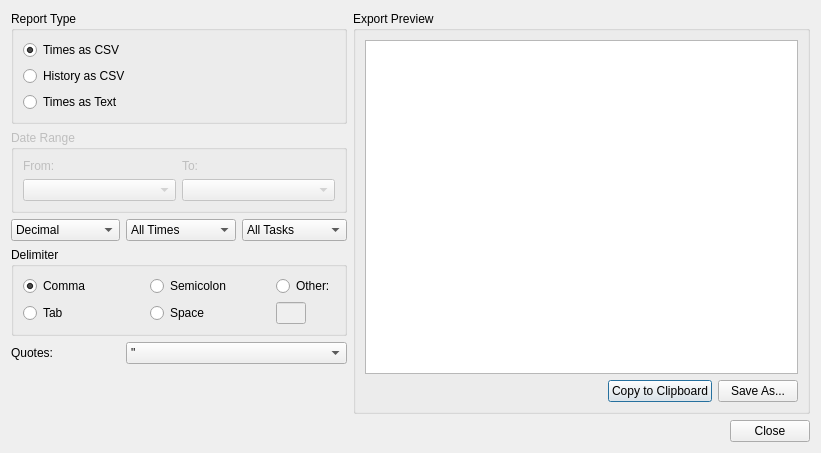
First picture: the form in src/dialogs/exportdialog.ui, repository KDE/ktimetracker, before the edit.
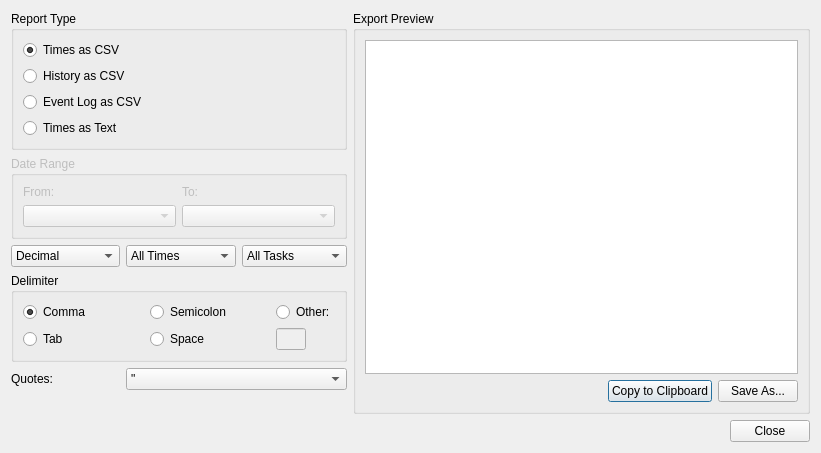
Second picture: the form after the edit. Icons and pictures are not drawn. Custom widgets are drawn as their Qt base class.

Patch:
```diff
--- a/src/dialogs/exportdialog.ui
+++ b/src/dialogs/exportdialog.ui
@@ -92,6 +92,13 @@
         </property>
        </widget>
       </item>
+      <item>
+       <widget class="QRadioButton" name="radioEventLogCsv">
+        <property name="text">
+         <string>Event Log as CSV</string>
+        </property>
+       </widget>
+      </item>
       <item>
        <widget class="QRadioButton" name="radioTimesText">
         <property name="text">
```
